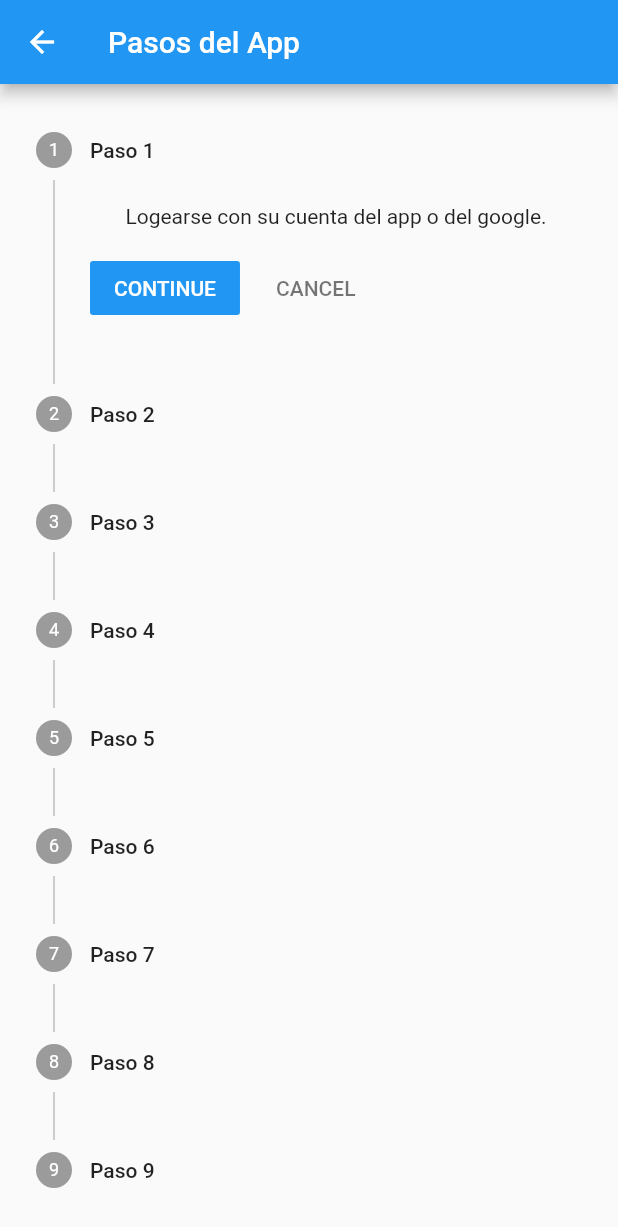
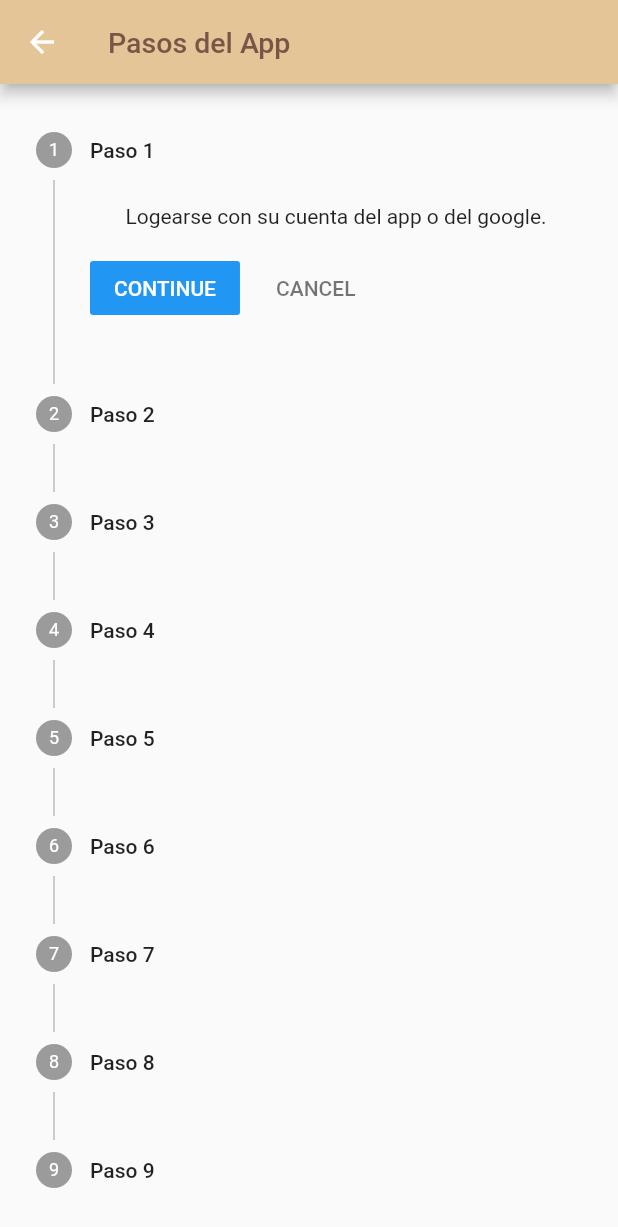
Before and after one commit to sebas159fors/AppKedikoOficial, a Flutter app: the PasosdelApp screen opened by its route, on a phone screen of 412 x 824 dp. Shown: the top 1227 px of the screen. Run offline on Flutter 3.47's test engine with Material 2 defaults, Android fonts, the phone set to English and light mode, and no system bars; our stand-ins replace cloud_firestore, firebase_auth, firebase_core, flutter_swiper, google_sign_in; accounts and stored records are empty.

Commit message:
Update Pasos_app.dart

```diff
--- a/appkedikooficial/lib/pages/Pasos_app.dart
+++ b/appkedikooficial/lib/pages/Pasos_app.dart
@@ -51,7 +51,15 @@ class _PasosdelAppState extends State<PasosdelApp> {
   Widget build(BuildContext context) {
     return Scaffold(
       appBar: AppBar(
-        title: Text("Pasos del App"),
+        title: Text(
+          "Pasos del App",
+          style: TextStyle(
+            fontSize: 19,
+            color: Colors.brown,
+            fontWeight: FontWeight.w500,
+          ),
+        ),
+        backgroundColor: Color.fromARGB(255, 227, 197, 151),
       ),
       body: Center(
         child: Stepper(
```
